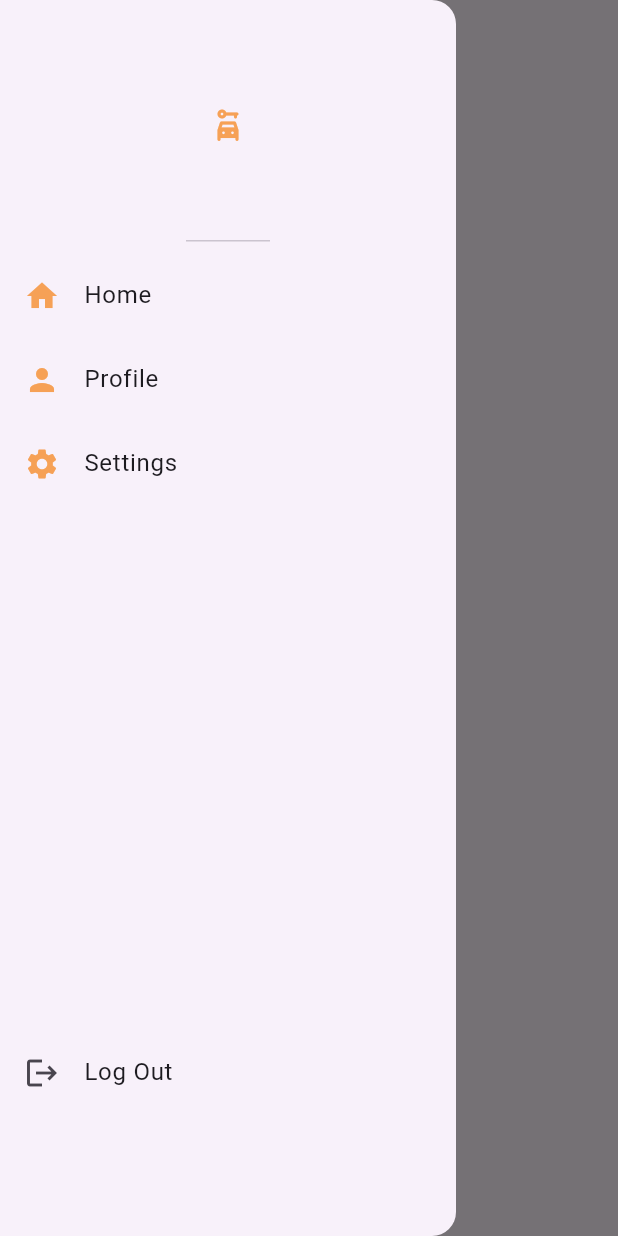
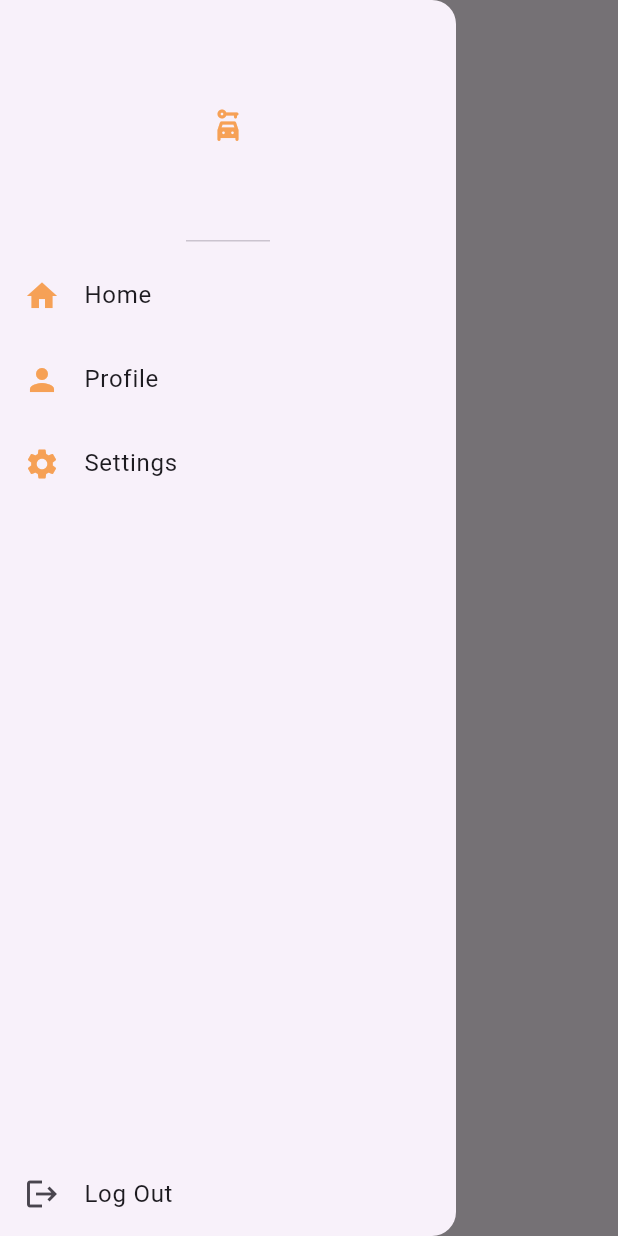
Before and after one commit to Eloymtm/ESOF_1, a Flutter app: the ProfilePage screen opened by its route, with the side drawer open, on a phone screen of 412 x 824 dp. Run offline on Flutter 3.47's test engine with Material 3 defaults, Android fonts, the phone set to English and light mode, and no system bars; our stand-ins replace firebase_auth, firebase_core, google_maps_flutter; accounts and stored records are empty.

Commit message:
sign out to the bottom of the drawer

```diff
--- a/src/lib/components/my_drawer.dart
+++ b/src/lib/components/my_drawer.dart
@@ -38,7 +38,7 @@ class MyDrawer extends StatelessWidget {
             ),
             title: Text("Profile"),
             onTap: () {
-              //Profile Page
+              // Profile Page
               Navigator.pop(context);
               Navigator.pushNamed(context, '/profile_page');
             },
@@ -50,11 +50,11 @@ class MyDrawer extends StatelessWidget {
             ),
             title: Text("Settings"),
             onTap: () {
-              //n sei se vai existir mas caso exista -> Settings Page
+              // Settings Page
             },
           ),
-          const SizedBox(
-            height: 350,
+          Expanded(
+            child: Container(), // Empty container to occupy remaining space
           ),
           ListTile(
             leading: Icon(Icons.logout),
@@ -62,7 +62,7 @@ class MyDrawer extends StatelessWidget {
             onTap: () {
               logOut();
             },
-          )
+          ),
         ],
       ),
     );
```
